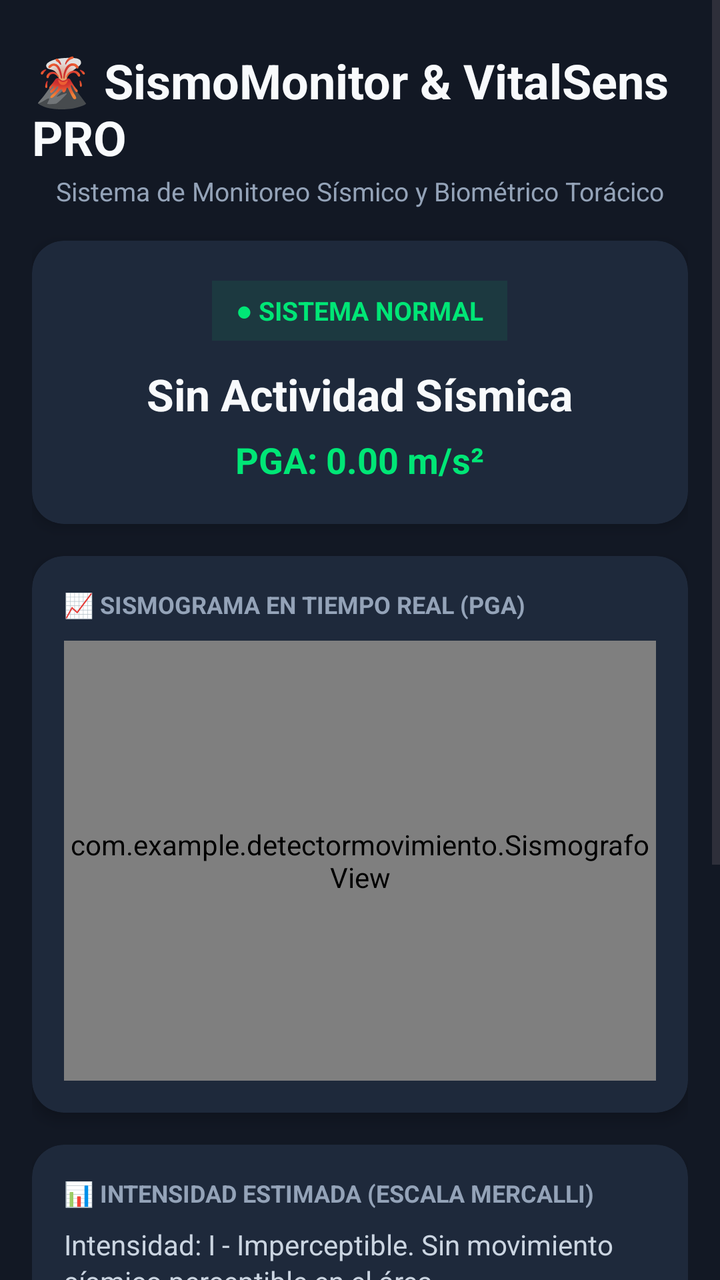
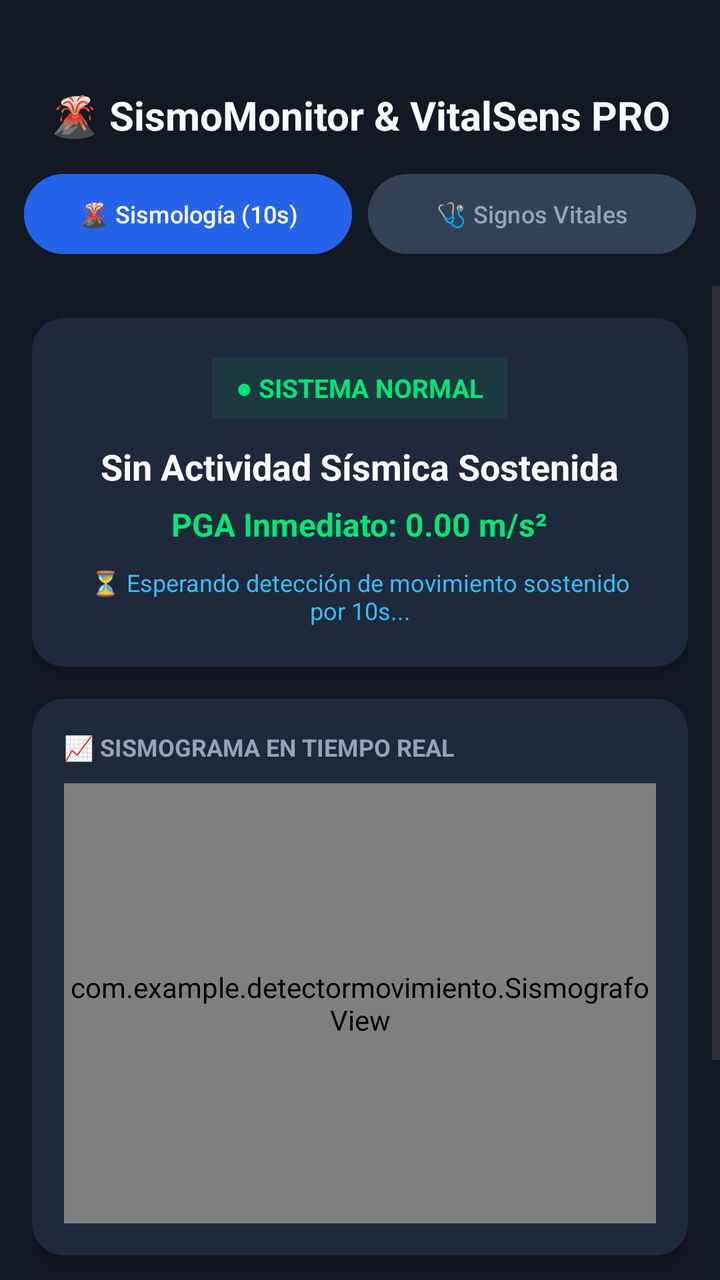

Screens rendered from an Android XML layout before and after an edit, with the pre-edit source and the edit as a unified diff.
<!-- AndroidManifest.xml: application theme Theme.DetectorMovimiento -->
<!-- res/layout/activity_main.xml -->
<?xml version="1.0" encoding="utf-8"?>
<ScrollView xmlns:android="http://schemas.android.com/apk/res/android"
    xmlns:app="http://schemas.android.com/apk/res-auto"
    android:layout_width="match_parent"
    android:layout_height="match_parent"
    android:fillViewport="true"
    android:background="#121824">

    <LinearLayout
        android:layout_width="match_parent"
        android:layout_height="wrap_content"
        android:orientation="vertical"
        android:padding="16dp">

        
        <TextView
            android:id="@+id/tvAppHeader"
            android:layout_width="wrap_content"
            android:layout_height="wrap_content"
            android:text="🌋 SismoMonitor &amp; VitalSens PRO"
            android:textSize="24sp"
            android:textStyle="bold"
            android:textColor="#F8FAFC"
            android:layout_gravity="center_horizontal"
            android:layout_marginTop="8dp" />

        <TextView
            android:layout_width="wrap_content"
            android:layout_height="wrap_content"
            android:text="Sistema de Monitoreo Sísmico y Biométrico Torácico"
            android:textSize="13sp"
            android:textColor="#94A3B8"
            android:layout_gravity="center_horizontal"
            android:layout_marginTop="2dp"
            android:layout_marginBottom="16dp" />

        
        
        <androidx.cardview.widget.CardView
            android:layout_width="match_parent"
            android:layout_height="wrap_content"
            app:cardBackgroundColor="#1E293B"
            app:cardCornerRadius="16dp"
            app:cardElevation="4dp"
            android:layout_marginBottom="16dp">

            <LinearLayout
                android:layout_width="match_parent"
                android:layout_height="wrap_content"
                android:orientation="vertical"
                android:padding="20dp"
                android:gravity="center_horizontal">

                <TextView
                    android:id="@+id/tvStatusBadge"
                    android:layout_width="wrap_content"
                    android:layout_height="wrap_content"
                    android:text="● SISTEMA NORMAL"
                    android:textSize="13sp"
                    android:textStyle="bold"
                    android:textColor="#00E676"
                    android:paddingStart="12dp"
                    android:paddingTop="6dp"
                    android:paddingEnd="12dp"
                    android:paddingBottom="6dp"
                    android:background="#1500E676" />

                <TextView
                    android:id="@+id/tvNivelMovimiento"
                    android:layout_width="wrap_content"
                    android:layout_height="wrap_content"
                    android:text="Sin Actividad Sísmica"
                    android:textSize="22sp"
                    android:textStyle="bold"
                    android:textColor="#F8FAFC"
                    android:gravity="center"
                    android:layout_marginTop="12dp" />

                <TextView
                    android:id="@+id/tvAceleracionPico"
                    android:layout_width="wrap_content"
                    android:layout_height="wrap_content"
                    android:text="PGA: 0.00 m/s²"
                    android:textSize="18sp"
                    android:textStyle="bold"
                    android:textColor="#00E676"
                    android:layout_marginTop="6dp" />

            </LinearLayout>
        </androidx.cardview.widget.CardView>

        
        <androidx.cardview.widget.CardView
            android:layout_width="match_parent"
            android:layout_height="wrap_content"
            app:cardBackgroundColor="#1E293B"
            app:cardCornerRadius="16dp"
            app:cardElevation="4dp"
            android:layout_marginBottom="16dp">

            <LinearLayout
                android:layout_width="match_parent"
                android:layout_height="wrap_content"
                android:orientation="vertical"
                android:padding="16dp">

                <TextView
                    android:layout_width="wrap_content"
                    android:layout_height="wrap_content"
                    android:text="📈 SISMOGRAMA EN TIEMPO REAL (PGA)"
                    android:textSize="12sp"
                    android:textStyle="bold"
                    android:textColor="#94A3B8"
                    android:layout_marginBottom="10dp" />

                <com.example.detectormovimiento.SismografoView
                    android:id="@+id/sismografoView"
                    android:layout_width="match_parent"
                    android:layout_height="220dp" />

            </LinearLayout>
        </androidx.cardview.widget.CardView>

        
        <androidx.cardview.widget.CardView
            android:layout_width="match_parent"
            android:layout_height="wrap_content"
            app:cardBackgroundColor="#1E293B"
            app:cardCornerRadius="16dp"
            app:cardElevation="4dp"
            android:layout_marginBottom="16dp">

            <LinearLayout
                android:layout_width="match_parent"
                android:layout_height="wrap_content"
                android:orientation="vertical"
                android:padding="16dp">

                <TextView
                    android:layout_width="wrap_content"
                    android:layout_height="wrap_content"
                    android:text="📊 INTENSIDAD ESTIMADA (ESCALA MERCALLI)"
                    android:textSize="12sp"
                    android:textStyle="bold"
                    android:textColor="#94A3B8"
                    android:layout_marginBottom="8dp" />

                <TextView
                    android:id="@+id/tvMercalliDetalle"
                    android:layout_width="match_parent"
                    android:layout_height="wrap_content"
                    android:text="Intensidad: I - Imperceptible. Sin movimiento sísmico perceptible en el área."
                    android:textSize="14sp"
                    android:textColor="#CBD5E1"
                    android:lineSpacingExtra="2dp" />

            </LinearLayout>
        </androidx.cardview.widget.CardView>

        
        <androidx.cardview.widget.CardView
            android:layout_width="match_parent"
            android:layout_height="wrap_content"
            app:cardBackgroundColor="#1E293B"
            app:cardCornerRadius="16dp"
            app:cardElevation="4dp"
            android:layout_marginBottom="16dp">

            <LinearLayout
                android:layout_width="match_parent"
                android:layout_height="wrap_content"
                android:orientation="vertical"
                android:padding="20dp"
                android:gravity="center_horizontal">

                <TextView
                    android:layout_width="wrap_content"
                    android:layout_height="wrap_content"
                    android:text="🫁 MONITOR DE FRECUENCIA RESPIRATORIA (PECHO)"
                    android:textSize="12sp"
                    android:textStyle="bold"
                    android:textColor="#38BDF8"
                    android:layout_marginBottom="8dp" />

                <TextView
                    android:layout_width="wrap_content"
                    android:layout_height="wrap_content"
                    android:text="Apoya el teléfono boca arriba sobre tu pecho para medir tus RPM"
                    android:textSize="12sp"
                    android:textColor="#64748B"
                    android:gravity="center"
                    android:layout_marginBottom="12dp" />

                <TextView
                    android:id="@+id/tvRpmEstado"
                    android:layout_width="wrap_content"
                    android:layout_height="wrap_content"
                    android:text="Analizando..."
                    android:textSize="16sp"
                    android:textStyle="bold"
                    android:textColor="#38BDF8"
                    android:gravity="center" />

                <TextView
                    android:id="@+id/tvRpmValues"
                    android:layout_width="wrap_content"
                    android:layout_height="wrap_content"
                    android:text="-- RPM"
                    android:textSize="48sp"
                    android:textStyle="bold"
                    android:textColor="#00E676"
                    android:layout_marginTop="8dp"
                    android:layout_marginBottom="4dp" />

                <TextView
                    android:layout_width="wrap_content"
                    android:layout_height="wrap_content"
                    android:text="Respiraciones Por Minuto (Ventana 30s)"
                    android:textSize="11sp"
                    android:textColor="#94A3B8" />

            </LinearLayout>
        </androidx.cardview.widget.CardView>

    </LinearLayout>
</ScrollView>
<!-- resources referenced by this layout -->
<resources>
  <style name="Theme.DetectorMovimiento" parent="Base.Theme.DetectorMovimiento" />
  <style name="Base.Theme.DetectorMovimiento" parent="Theme.Material3.DayNight.NoActionBar">
          
          
      </style>
</resources>

<!-- the commit's change to res/layout/activity_main.xml (unified diff, before → after) -->
@@ -1,226 +1,384 @@
 <?xml version="1.0" encoding="utf-8"?>
-<ScrollView xmlns:android="http://schemas.android.com/apk/res/android"
+<LinearLayout xmlns:android="http://schemas.android.com/apk/res/android"
     xmlns:app="http://schemas.android.com/apk/res-auto"
     android:layout_width="match_parent"
     android:layout_height="match_parent"
-    android:fillViewport="true"
+    android:orientation="vertical"
+    android:fitsSystemWindows="true"
+    android:paddingTop="32dp"
     android:background="#121824">
 
+    
     <LinearLayout
         android:layout_width="match_parent"
         android:layout_height="wrap_content"
         android:orientation="vertical"
-        android:padding="16dp">
-
-        
+        android:padding="12dp"
+        android:gravity="center">
+
         <TextView
             android:id="@+id/tvAppHeader"
             android:layout_width="wrap_content"
             android:layout_height="wrap_content"
             android:text="🌋 SismoMonitor &amp; VitalSens PRO"
-            android:textSize="24sp"
+            android:textSize="20sp"
             android:textStyle="bold"
-            android:textColor="#F8FAFC"
-            android:layout_gravity="center_horizontal"
-            android:layout_marginTop="8dp" />
-
-        <TextView
-            android:layout_width="wrap_content"
-            android:layout_height="wrap_content"
-            android:text="Sistema de Monitoreo Sísmico y Biométrico Torácico"
-            android:textSize="13sp"
-            android:textColor="#94A3B8"
-            android:layout_gravity="center_horizontal"
-            android:layout_marginTop="2dp"
-            android:layout_marginBottom="16dp" />
+            android:textColor="#F8FAFC" />
 
         
-        
-        <androidx.cardview.widget.CardView
+        <LinearLayout
             android:layout_width="match_parent"
             android:layout_height="wrap_content"
-            app:cardBackgroundColor="#1E293B"
-            app:cardCornerRadius="16dp"
-            app:cardElevation="4dp"
-            android:layout_marginBottom="16dp">
-
+            android:orientation="horizontal"
+            android:layout_marginTop="12dp"
+            android:weightSum="2">
+
+            <Button
+                android:id="@+id/btnTabSeismic"
+                android:layout_width="0dp"
+                android:layout_height="wrap_content"
+                android:layout_weight="1"
+                android:text="🌋 Sismología (10s)"
+                android:textSize="12sp"
+                android:backgroundTint="#2563EB"
+                android:textColor="#FFFFFF"
+                android:layout_marginEnd="4dp" />
+
+            <Button
+                android:id="@+id/btnTabBiometric"
+                android:layout_width="0dp"
+                android:layout_height="wrap_content"
+                android:layout_weight="1"
+                android:text="🩺 Signos Vitales"
+                android:textSize="12sp"
+                android:backgroundTint="#334155"
+                android:textColor="#94A3B8"
+                android:layout_marginStart="4dp" />
+        </LinearLayout>
+    </LinearLayout>
+
+    <ScrollView
+        android:layout_width="match_parent"
+        android:layout_height="match_parent"
+        android:fillViewport="true">
+
+        <LinearLayout
+            android:layout_width="match_parent"
+            android:layout_height="wrap_content"
+            android:orientation="vertical"
+            android:padding="16dp">
+
+            
             <LinearLayout
+                android:id="@+id/layoutSeismicSection"
                 android:layout_width="match_parent"
                 android:layout_height="wrap_content"
                 android:orientation="vertical"
-                android:padding="20dp"
-                android:gravity="center_horizontal">
-
-                <TextView
-                    android:id="@+id/tvStatusBadge"
-                    android:layout_width="wrap_content"
+                android:visibility="visible">
+
+                
+                <androidx.cardview.widget.CardView
+                    android:layout_width="match_parent"
                     android:layout_height="wrap_content"
-                    android:text="● SISTEMA NORMAL"
-                    android:textSize="13sp"
-                    android:textStyle="bold"
-                    android:textColor="#00E676"
-                    android:paddingStart="12dp"
-                    android:paddingTop="6dp"
-                    android:paddingEnd="12dp"
-                    android:paddingBottom="6dp"
-                    android:background="#1500E676" />
-
-                <TextView
-                    android:id="@+id/tvNivelMovimiento"
-                    android:layout_width="wrap_content"
+                    app:cardBackgroundColor="#1E293B"
+                    app:cardCornerRadius="16dp"
+                    app:cardElevation="4dp"
+                    android:layout_marginBottom="16dp">
+
+                    <LinearLayout
+                        android:layout_width="match_parent"
+                        android:layout_height="wrap_content"
+                        android:orientation="vertical"
+                        android:padding="20dp"
+                        android:gravity="center_horizontal">
+
+                        <TextView
+                            android:id="@+id/tvStatusBadge"
+                            android:layout_width="wrap_content"
+                            android:layout_height="wrap_content"
+                            android:text="● SISTEMA NORMAL"
+                            android:textSize="13sp"
+                            android:textStyle="bold"
+                            android:textColor="#00E676"
+                            android:paddingStart="12dp"
+                            android:paddingTop="6dp"
+                            android:paddingEnd="12dp"
+                            android:paddingBottom="6dp"
+                            android:background="#1500E676" />
+
+                        <TextView
+                            android:id="@+id/tvNivelMovimiento"
+                            android:layout_width="wrap_content"
+                            android:layout_height="wrap_content"
+                            android:text="Sin Actividad Sísmica Sostenida"
+                            android:textSize="18sp"
+                            android:textStyle="bold"
+                            android:textColor="#F8FAFC"
+                            android:gravity="center"
+                            android:layout_marginTop="12dp" />
+
+                        <TextView
+                            android:id="@+id/tvAceleracionPico"
+                            android:layout_width="wrap_content"
+                            android:layout_height="wrap_content"
+                            android:text="PGA Inmediato: 0.00 m/s²"
+                            android:textSize="16sp"
+                            android:textStyle="bold"
+                            android:textColor="#00E676"
+                            android:layout_marginTop="6dp" />
+
+                        <TextView
+                            android:id="@+id/tvQuake30sTimer"
+                            android:layout_width="wrap_content"
+                            android:layout_height="wrap_content"
+                            android:text="⏳ Esperando detección de movimiento sostenido por 10s..."
+                            android:textSize="12sp"
+                            android:textColor="#38BDF8"
+                            android:gravity="center"
+                            android:layout_marginTop="10dp" />
+
+                    </LinearLayout>
+                </androidx.cardview.widget.CardView>
+
+                
+                <androidx.cardview.widget.CardView
+                    android:layout_width="match_parent"
                     android:layout_height="wrap_content"
-                    android:text="Sin Actividad Sísmica"
-                    android:textSize="22sp"
-                    android:textStyle="bold"
-                    android:textColor="#F8FAFC"
-                    android:gravity="center"
-                    android:layout_marginTop="12dp" />
-
-                <TextView
-                    android:id="@+id/tvAceleracionPico"
-                    android:layout_width="wrap_content"
+                    app:cardBackgroundColor="#1E293B"
+                    app:cardCornerRadius="16dp"
+                    app:cardElevation="4dp"
+                    android:layout_marginBottom="16dp">
+
+                    <LinearLayout
+                        android:layout_width="match_parent"
+                        android:layout_height="wrap_content"
+                        android:orientation="vertical"
+                        android:padding="16dp">
+
+                        <TextView
+                            android:layout_width="wrap_content"
+                            android:layout_height="wrap_content"
+                            android:text="📈 SISMOGRAMA EN TIEMPO REAL"
+                            android:textSize="12sp"
+                            android:textStyle="bold"
+                            android:textColor="#94A3B8"
+                            android:layout_marginBottom="10dp" />
+
+                        <com.example.detectormovimiento.SismografoView
+                            android:id="@+id/sismografoView"
+                            android:layout_width="match_parent"
+                            android:layout_height="220dp" />
+
+                    </LinearLayout>
+                </androidx.cardview.widget.CardView>
+
+                
+                <androidx.cardview.widget.CardView
+                    android:layout_width="match_parent"
                     android:layout_height="wrap_content"
-                    android:text="PGA: 0.00 m/s²"
-                    android:textSize="18sp"
-                    android:textStyle="bold"
-                    android:textColor="#00E676"
-                    android:layout_marginTop="6dp" />
+                    app:cardBackgroundColor="#1E293B"
+                    app:cardCornerRadius="16dp"
+                    app:cardElevation="4dp"
+                    android:layout_marginBottom="16dp">
+
+                    <LinearLayout
+                        android:layout_width="match_parent"
+                        android:layout_height="wrap_content"
+                        android:orientation="vertical"
+                        android:padding="16dp">
+
+                        <TextView
+                            android:layout_width="wrap_content"
+                            android:layout_height="wrap_content"
+                            android:text="📊 INTENSIDAD ESTIMADA (MOVIMIENTO SOSTENIDO 10S)"
+                            android:textSize="12sp"
+                            android:textStyle="bold"
+                            android:textColor="#94A3B8"
+                            android:layout_marginBottom="8dp" />
+
+                        <TextView
+                            android:id="@+id/tvMercalliDetalle"
+                            android:layout_width="match_parent"
+                            android:layout_height="wrap_content"
+                            android:text="Intensidad: I - Imperceptible. Sistema monitoreando."
+                            android:textSize="13sp"
+                            android:textColor="#CBD5E1"
+                            android:lineSpacingExtra="2dp" />
+
+                    </LinearLayout>
+                </androidx.cardview.widget.CardView>
 
             </LinearLayout>
-        </androidx.cardview.widget.CardView>
-
-        
-        <androidx.cardview.widget.CardView
-            android:layout_width="match_parent"
-            android:layout_height="wrap_content"
-            app:cardBackgroundColor="#1E293B"
-            app:cardCornerRadius="16dp"
-            app:cardElevation="4dp"
-            android:layout_marginBottom="16dp">
-
+
+
+            
             <LinearLayout
+                android:id="@+id/layoutBiometricSection"
                 android:layout_width="match_parent"
                 android:layout_height="wrap_content"
                 android:orientation="vertical"
-                android:padding="16dp">
-
-                <TextView
-                    android:layout_width="wrap_content"
-                    android:layout_height="wrap_content"
-                    android:text="📈 SISMOGRAMA EN TIEMPO REAL (PGA)"
-                    android:textSize="12sp"
-                    android:textStyle="bold"
-                    android:textColor="#94A3B8"
-                    android:layout_marginBottom="10dp" />
-
-                <com.example.detectormovimiento.SismografoView
-                    android:id="@+id/sismografoView"
-                    android:layout_width="match_parent"
-                    android:layout_height="220dp" />
-
-            </LinearLayout>
-        </androidx.cardview.widget.CardView>
-
-        
-        <androidx.cardview.widget.CardView
-            android:layout_width="match_parent"
-            android:layout_height="wrap_content"
-            app:cardBackgroundColor="#1E293B"
-            app:cardCornerRadius="16dp"
-            app:cardElevation="4dp"
-            android:layout_marginBottom="16dp">
-
-            <LinearLayout
-                android:layout_width="match_parent"
-                android:layout_height="wrap_content"
-                android:orientation="vertical"
-                android:padding="16dp">
-
-                <TextView
-                    android:layout_width="wrap_content"
-                    android:layout_height="wrap_content"
-                    android:text="📊 INTENSIDAD ESTIMADA (ESCALA MERCALLI)"
-                    android:textSize="12sp"
-                    android:textStyle="bold"
-                    android:textColor="#94A3B8"
-                    android:layout_marginBottom="8dp" />
-
-                <TextView
-                    android:id="@+id/tvMercalliDetalle"
+                android:visibility="gone">
+
+                <androidx.cardview.widget.CardView
                     android:layout_width="match_parent"
                     android:layout_height="wrap_content"
-                    android:text="Intensidad: I - Imperceptible. Sin movimiento sísmico perceptible en el área."
-                    android:textSize="14sp"
-                    android:textColor="#CBD5E1"
-                    android:lineSpacingExtra="2dp" />
+                    app:cardBackgroundColor="#1E293B"
+                    app:cardCornerRadius="16dp"
+                    app:cardElevation="4dp"
+                    android:layout_marginBottom="16dp">
+
+                    <LinearLayout
+                        android:layout_width="match_parent"
+                        android:layout_height="wrap_content"
+                        android:orientation="vertical"
+                        android:padding="20dp"
+                        android:gravity="center_horizontal">
+
+                        <TextView
+                            android:layout_width="wrap_content"
+                            android:layout_height="wrap_content"
+                            android:text="🩺 MEDICIÓN DE SIGNOS VITALES SOBRE EL PECHO"
+                            android:textSize="12sp"
+                            android:textStyle="bold"
+                            android:textColor="#38BDF8"
+                            android:layout_marginBottom="8dp" />
+
+                        <TextView
+                            android:id="@+id/tvBiometricInstruction"
+                            android:layout_width="wrap_content"
+                            android:layout_height="wrap_content"
+                            android:text="Recuéstate boca arriba, coloca el teléfono plano sobre tu pecho y toca 'Calcular'."
+                            android:textSize="12sp"
+                            android:textColor="#94A3B8"
+                            android:gravity="center"
+                            android:layout_marginBottom="16dp" />
+
+                        <Button
+                            android:id="@+id/btnStartBiometric"
+                            android:layout_width="match_parent"
+                            android:layout_height="wrap_content"
+                            android:text="🩺 Tocar para Calcular Pulso y Respiración (15s)"
+                            android:backgroundTint="#0284C7"
+                            android:textColor="#FFFFFF"
+                            android:textSize="13sp"
+                            android:layout_marginBottom="12dp" />
+
+                        <ProgressBar
+                            android:id="@+id/pbBiometricProgress"
+                            style="?android:attr/progressBarStyleHorizontal"
+                            android:layout_width="match_parent"
+                            android:layout_height="8dp"
+                            android:max="100"
+                            android:progress="0"
+                            android:progressTint="#38BDF8"
+                            android:visibility="gone"
+                            android:layout_marginBottom="12dp" />
+
+                        <TextView
+                            android:id="@+id/tvBiometricStatus"
+                            android:layout_width="match_parent"
+                            android:layout_height="wrap_content"
+                            android:text="Estado: Listo para medir"
+                            android:textSize="13sp"
+                            android:textStyle="bold"
+                            android:textColor="#F8FAFC"
+                            android:gravity="center"
+                            android:layout_marginBottom="16dp" />
+
+                        
+                        <LinearLayout
+                            android:layout_width="match_parent"
+                            android:layout_height="wrap_content"
+                            android:orientation="horizontal"
+                            android:weightSum="2"
+                            android:baselineAligned="false">
+
+                            
+                            <LinearLayout
+                                android:layout_width="0dp"
+                                android:layout_height="wrap_content"
+                                android:layout_weight="1"
+                                android:orientation="vertical"
+                                android:gravity="center"
+                                android:padding="12dp"
+                                android:background="#0F172A">
+
+                                <TextView
+                                    android:layout_width="wrap_content"
+                                    android:layout_height="wrap_content"
+                                    android:text="🫁 RESPIRACIÓN"
+                                    android:textSize="11sp"
+                                    android:textStyle="bold"
+                                    android:textColor="#38BDF8" />
+
+                                <TextView
+                                    android:id="@+id/tvRpmEstado"
+                                    android:layout_width="wrap_content"
+                                    android:layout_height="wrap_content"
+                                    android:text="Sin medición"
+                                    android:textSize="12sp"
+                                    android:textColor="#38BDF8"
+                                    android:gravity="center"
+                                    android:layout_marginTop="4dp" />
+
+                                <TextView
+                                    android:id="@+id/tvRpmValues"
+                                    android:layout_width="wrap_content"
+                                    android:layout_height="wrap_content"
+                                    android:text="-- RPM"
+                                    android:textSize="28sp"
+                                    android:textStyle="bold"
+                                    android:textColor="#00E676"
+                                    android:layout_marginTop="4dp" />
+                            </LinearLayout>
+
+                            
+                            <LinearLayout
+                                android:layout_width="0dp"
+                                android:layout_height="wrap_content"
+                                android:layout_weight="1"
+                                android:orientation="vertical"
+                                android:gravity="center"
+                                android:padding="12dp"
+                                android:background="#0F172A"
+                                android:layout_marginStart="8dp">
+
+                                <TextView
+                                    android:layout_width="wrap_content"
+                                    android:layout_height="wrap_content"
+                                    android:text="🫀 RITMO CARDÍACO"
+                                    android:textSize="11sp"
+                                    android:textStyle="bold"
+                                    android:textColor="#F43F5E" />
+
+                                <TextView
+                                    android:id="@+id/tvBpmEstado"
+                                    android:layout_width="wrap_content"
+                                    android:layout_height="wrap_content"
+                                    android:text="Sin medición"
+                                    android:textSize="12sp"
+                                    android:textColor="#F43F5E"
+                                    android:gravity="center"
+                                    android:layout_marginTop="4dp" />
+
+                                <TextView
+                                    android:id="@+id/tvBpmValues"
+                                    android:layout_width="wrap_content"
+                                    android:layout_height="wrap_content"
+                                    android:text="-- BPM"
+                                    android:textSize="28sp"
+                                    android:textStyle="bold"
+                                    android:textColor="#F43F5E"
+                                    android:layout_marginTop="4dp" />
+                            </LinearLayout>
+
+                        </LinearLayout>
+
+                    </LinearLayout>
+                </androidx.cardview.widget.CardView>
 
             </LinearLayout>
-        </androidx.cardview.widget.CardView>
-
-        
-        <androidx.cardview.widget.CardView
-            android:layout_width="match_parent"
-            android:layout_height="wrap_content"
-            app:cardBackgroundColor="#1E293B"
-            app:cardCornerRadius="16dp"
-            app:cardElevation="4dp"
-            android:layout_marginBottom="16dp">
-
-            <LinearLayout
-                android:layout_width="match_parent"
-                android:layout_height="wrap_content"
-                android:orientation="vertical"
-                android:padding="20dp"
-                android:gravity="center_horizontal">
-
-                <TextView
-                    android:layout_width="wrap_content"
-                    android:layout_height="wrap_content"
-                    android:text="🫁 MONITOR DE FRECUENCIA RESPIRATORIA (PECHO)"
-                    android:textSize="12sp"
-                    android:textStyle="bold"
-                    android:textColor="#38BDF8"
-                    android:layout_marginBottom="8dp" />
-
-                <TextView
-                    android:layout_width="wrap_content"
-                    android:layout_height="wrap_content"
-                    android:text="Apoya el teléfono boca arriba sobre tu pecho para medir tus RPM"
-                    android:textSize="12sp"
-                    android:textColor="#64748B"
-                    android:gravity="center"
-                    android:layout_marginBottom="12dp" />
-
-                <TextView
-                    android:id="@+id/tvRpmEstado"
-                    android:layout_width="wrap_content"
-                    android:layout_height="wrap_content"
-                    android:text="Analizando..."
-                    android:textSize="16sp"
-                    android:textStyle="bold"
-                    android:textColor="#38BDF8"
-                    android:gravity="center" />
-
-                <TextView
-                    android:id="@+id/tvRpmValues"
-                    android:layout_width="wrap_content"
-                    android:layout_height="wrap_content"
-                    android:text="-- RPM"
-                    android:textSize="48sp"
-                    android:textStyle="bold"
-                    android:textColor="#00E676"
-                    android:layout_marginTop="8dp"
-                    android:layout_marginBottom="4dp" />
-
-                <TextView
-                    android:layout_width="wrap_content"
-                    android:layout_height="wrap_content"
-                    android:text="Respiraciones Por Minuto (Ventana 30s)"
-                    android:textSize="11sp"
-                    android:textColor="#94A3B8" />
-
-            </LinearLayout>
-        </androidx.cardview.widget.CardView>
-
-    </LinearLayout>
-</ScrollView>
+
+        </LinearLayout>
+    </ScrollView>
+</LinearLayout>
